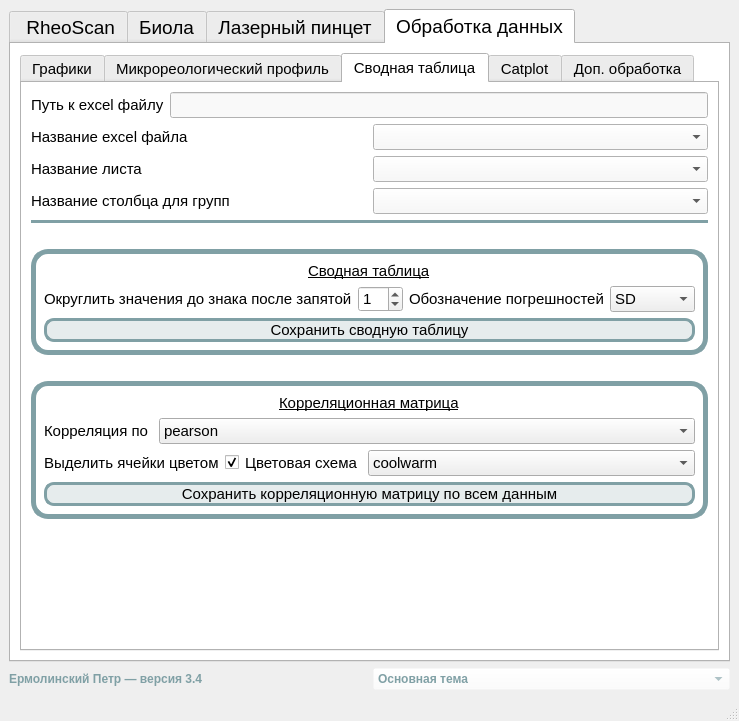
The window that ui_main.ui (Petr-Ermolinskiy/Laboratory-Data-Processing-App) describes before a commit, drawn with Qt 5.
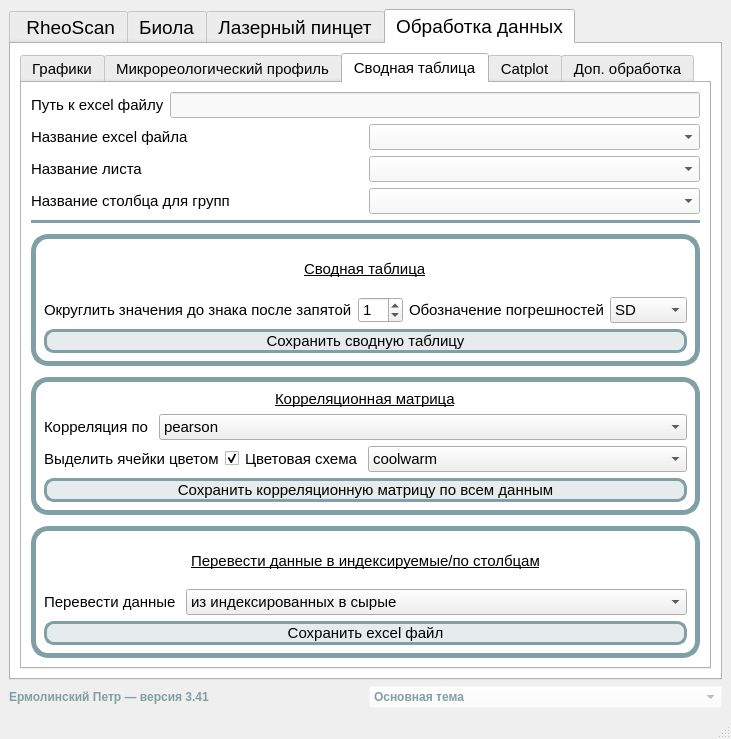
The same window after the commit. The open tabs and pages were chosen to show the change. Icons and pictures are not drawn.

Commit message: Версия программы 3.41. Добавлен новый функционал в сводные таблицы. Также теперь можно для графиков выделять только один лист excel вместо всех.

```diff
--- a/ui_main.ui
+++ b/ui_main.ui
@@ -6,8 +6,8 @@
    <rect>
     <x>0</x>
     <y>0</y>
-    <width>739</width>
-    <height>721</height>
+    <width>728</width>
+    <height>739</height>
    </rect>
   </property>
   <property name="windowTitle">
@@ -32,7 +32,7 @@
        <string notr="true">color: rgb(128, 160, 165);</string>
       </property>
       <property name="text">
-       <string>Ермолинский Петр — версия 3.4</string>
+       <string>Ермолинский Петр — версия 3.41</string>
       </property>
      </widget>
     </item>
@@ -6833,8 +6833,8 @@
            <attribute name="title">
             <string>Сводная таблица</string>
            </attribute>
-           <layout class="QFormLayout" name="formLayout_3">
-            <item row="0" column="0" colspan="2">
+           <layout class="QGridLayout" name="gridLayout_13">
+            <item row="0" column="0">
              <layout class="QVBoxLayout" name="verticalLayout_43">
               <item>
                <layout class="QVBoxLayout" name="verticalLayout_37">
@@ -6968,7 +6968,7 @@
                 <property name="sizeHint" stdset="0">
                  <size>
                   <width>20</width>
-                  <height>20</height>
+                  <height>5</height>
                  </size>
                 </property>
                </spacer>
@@ -7136,7 +7136,7 @@
                 <property name="sizeHint" stdset="0">
                  <size>
                   <width>10</width>
-                  <height>20</height>
+                  <height>5</height>
                  </size>
                 </property>
                </spacer>
@@ -7410,6 +7410,133 @@
                 </layout>
                </widget>
               </item>
+              <item>
+               <spacer name="verticalSpacer_7">
+                <property name="orientation">
+                 <enum>Qt::Vertical</enum>
+                </property>
+                <property name="sizeType">
+                 <enum>QSizePolicy::Fixed</enum>
+                </property>
+                <property name="sizeHint" stdset="0">
+                 <size>
+                  <width>10</width>
+                  <height>5</height>
+                 </size>
+                </property>
+               </spacer>
+              </item>
+              <item>
+               <widget class="QFrame" name="ppp_2">
+                <property name="styleSheet">
+                 <string notr="true">QFrame#ppp_2{
+border: 5px solid rgb(128, 160, 165);
+border-radius: 17px;
+}</string>
+                </property>
+                <layout class="QVBoxLayout" name="verticalLayout_53">
+                 <property name="leftMargin">
+                  <number>8</number>
+                 </property>
+                 <property name="topMargin">
+                  <number>8</number>
+                 </property>
+                 <property name="rightMargin">
+                  <number>8</number>
+                 </property>
+                 <property name="bottomMargin">
+                  <number>8</number>
+                 </property>
+                 <item alignment="Qt::AlignHCenter">
+                  <widget class="QLabel" name="lb_color_pal_box_22">
+                   <property name="sizePolicy">
+                    <sizepolicy hsizetype="Expanding" vsizetype="Minimum">
+                     <horstretch>0</horstretch>
+                     <verstretch>0</verstretch>
+                    </sizepolicy>
+                   </property>
+                   <property name="font">
+                    <font>
+                     <pointsize>11</pointsize>
+                     <bold>false</bold>
+                     <underline>true</underline>
+                    </font>
+                   </property>
+                   <property name="text">
+                    <string>Перевести данные в индексируемые/по столбцам</string>
+                   </property>
+                  </widget>
+                 </item>
+                 <item>
+                  <layout class="QHBoxLayout" name="horizontalLayout_143">
+                   <property name="spacing">
+                    <number>10</number>
+                   </property>
+                   <item>
+                    <widget class="QLabel" name="lb_sd_or_minmax_11">
+                     <property name="sizePolicy">
+                      <sizepolicy hsizetype="Fixed" vsizetype="Fixed">
+                       <horstretch>0</horstretch>
+                       <verstretch>0</verstretch>
+                      </sizepolicy>
+                     </property>
+                     <property name="font">
+                      <font>
+                       <pointsize>11</pointsize>
+                      </font>
+                     </property>
+                     <property name="text">
+                      <string>Перевести данные</string>
+                     </property>
+                    </widget>
+                   </item>
+                   <item>
+                    <widget class="QComboBox" name="comboBox_index_data_or_raw">
+                     <property name="sizePolicy">
+                      <sizepolicy hsizetype="Expanding" vsizetype="Fixed">
+                       <horstretch>0</horstretch>
+                       <verstretch>0</verstretch>
+                      </sizepolicy>
+                     </property>
+                     <property name="font">
+                      <font>
+                       <pointsize>11</pointsize>
+                      </font>
+                     </property>
+                     <item>
+                      <property name="text">
+                       <string>из индексированных в сырые</string>
+                      </property>
+                     </item>
+                     <item>
+                      <property name="text">
+                       <string>из сырых в индексируемые</string>
+                      </property>
+                     </item>
+                    </widget>
+                   </item>
+                  </layout>
+                 </item>
+                 <item>
+                  <widget class="QPushButton" name="btn_save_pivot_or_melt">
+                   <property name="font">
+                    <font>
+                     <pointsize>11</pointsize>
+                    </font>
+                   </property>
+                   <property name="styleSheet">
+                    <string notr="true">background-color: rgba(128, 160, 165, 50);
+border: 3px solid rgb(128, 160, 165);
+border-radius: 10px;</string>
+                   </property>
+                   <property name="text">
+                    <string>Сохранить excel файл</string>
+                   </property>
+                  </widget>
+                 </item>
+                </layout>
+               </widget>
+              </item>
              </layout>
             </item>
            </layout>
```
Left out of the diff: 387 changed lines with no effect on the pictures. The commit also changes 6 other files.
